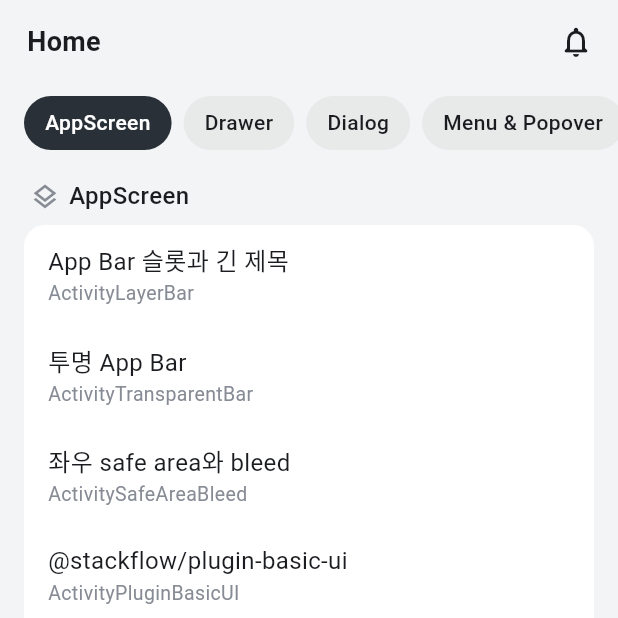
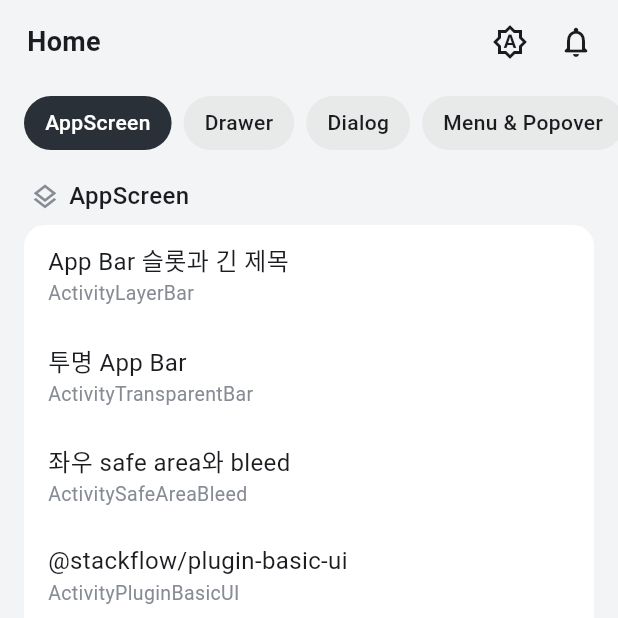
Before and after one commit to kjm0202/seed_design, a Flutter app: the screen it shows after launch, on a phone screen of 412 x 824 dp, the top half of it. Run offline on Flutter 3.47's test engine with Material 3 defaults, Android fonts, the light colour scheme and no system bars; our stand-ins replace material_ui, shared_preferences; missing offline and left inert: desktop_drop, file_selector; Roboto replaces fonts that are missing (WantedSans).

Commit message:
feat(example): add auto light dark theme menu

```diff
--- a/example/lib/stackflow_spa/stackflow_spa.dart
+++ b/example/lib/stackflow_spa/stackflow_spa.dart
@@ -1,4 +1,5 @@
 import 'package:flutter/material.dart' as flutter_material;
+import 'package:flutter/foundation.dart' show ValueListenable;
 import 'package:material_ui/material_ui.dart';
 import 'package:seed_design/seed_design.dart';
 
@@ -17,8 +18,25 @@ import 'demo_pages.dart';
 
 /// Standalone example of the React Stackflow SPA, using Flutter's Navigator
 /// to support named routes, push/replace/pop and the native back gesture.
-class StackflowSpaApp extends StatelessWidget {
+class StackflowSpaApp extends StatefulWidget {
   const StackflowSpaApp({super.key});
+
+  @override
+  State<StackflowSpaApp> createState() => _StackflowSpaAppState();
+}
+
+class _StackflowSpaAppState extends State<StackflowSpaApp> {
+  final ValueNotifier<ThemeMode> _themeMode = ValueNotifier(ThemeMode.system);
+
+  void _setThemeMode(ThemeMode mode) {
+    setState(() => _themeMode.value = mode);
+  }
+
+  @override
+  void dispose() {
+    _themeMode.dispose();
+    super.dispose();
+  }
 
   @override
   Widget build(BuildContext context) {
@@ -28,7 +46,7 @@ class StackflowSpaApp extends StatelessWidget {
       debugShowCheckedModeBanner: false,
       theme: SeedThemeData.light(fontFamily: 'WantedSans').toThemeData(),
       darkTheme: SeedThemeData.dark(fontFamily: 'WantedSans').toThemeData(),
-      themeMode: ThemeMode.system,
+      themeMode: _themeMode.value,
       builder: (context, child) => flutter_material.Localizations.override(
         context: context,
         delegates: const [
@@ -51,6 +69,8 @@ class StackflowSpaApp extends StatelessWidget {
         final page = _SpaActivityPage(
           activity: activity,
           arguments: settings.arguments,
+          themeMode: _themeMode,
+          onThemeModeChanged: _setThemeMode,
         );
         final requestedStyle = settings.arguments is Map
             ? (settings.arguments as Map)['transitionStyle']
@@ -117,10 +137,17 @@ class StackflowSpaApp extends StatelessWidget {
 }
 
 class _SpaActivityPage extends StatelessWidget {
-  const _SpaActivityPage({required this.activity, this.arguments});
+  const _SpaActivityPage({
+    required this.activity,
+    required this.themeMode,
+    required this.onThemeModeChanged,
+    this.arguments,
+  });
 
   final String activity;
   final Object? arguments;
+  final ValueListenable<ThemeMode> themeMode;
+  final ValueChanged<ThemeMode> onThemeModeChanged;
 
   @override
   Widget build(BuildContext context) {
@@ -151,6 +178,8 @@ class _SpaActivityPage extends StatelessWidget {
     if (activity == 'ActivityHome') {
       return _SpaHomePage(
         navigate: navigate,
+        themeMode: themeMode,
+        onThemeModeChanged: onThemeModeChanged,
         depth: Navigator.of(context).widget.observers
             .whereType<SpaGestureObserver>()
             .first
@@ -273,9 +302,16 @@ class _SpaActivityPage extends StatelessWidget {
 }
 
 class _SpaHomePage extends StatefulWidget {
-  const _SpaHomePage({required this.navigate, required this.depth});
+  const _SpaHomePage({
+    required this.navigate,
+    required this.themeMode,
+    required this.onThemeModeChanged,
+    required this.depth,
+  });
 
   final SpaNavigate navigate;
+  final ValueListenable<ThemeMode> themeMode;
+  final ValueChanged<ThemeMode> onThemeModeChanged;
   final int depth;
 
   @override
@@ -539,6 +575,51 @@ class _SpaHomePageState extends State<_SpaHomePage> {
               )
             : null,
         actions: [
+          ValueListenableBuilder<ThemeMode>(
+            valueListenable: widget.themeMode,
+            builder: (context, selectedMode, _) => SeedMenuTrigger(
+              align: SeedOverlayAlign.end,
+              triggerBuilder: (context, open, toggle) =>
+                  SeedTopNavigationIconButton(
+                    icon: Icon(switch (selectedMode) {
+                      ThemeMode.system => Icons.brightness_auto_outlined,
+                      ThemeMode.light => Icons.light_mode_outlined,
+                      ThemeMode.dark => Icons.dark_mode_outlined,
+                    }),
+                    semanticsLabel: switch (selectedMode) {
+                      ThemeMode.system => '테마 설정: 자동',
+                      ThemeMode.light => '테마 설정: 라이트',
+                      ThemeMode.dark => '테마 설정: 다크',
+                    },
+                    onPressed: toggle,
+                  ),
+              builder: (context) => SeedMenu(
+                groups: [
+                  SeedMenuGroupData(
+                    items: [
+                      for (final (mode, label, icon) in [
+                        (
+                          ThemeMode.system,
+                          '자동',
+                          Icons.brightness_auto_outlined,
+                        ),
+                        (ThemeMode.light, '라이트', Icons.light_mode_outlined),
+                        (ThemeMode.dark, '다크', Icons.dark_mode_outlined),
+                      ])
+                        SeedMenuItemData(
+                          label: label,
+                          prefixIcon: Icon(icon),
+                          suffixIcon: selectedMode == mode
+                              ? const Icon(Icons.check_rounded)
+                              : null,
+                          onTap: () => widget.onThemeModeChanged(mode),
+                        ),
+                    ],
+                  ),
+                ],
+              ),
+            ),
+          ),
           SeedTopNavigationIconButton(
             icon: const Icon(Icons.notifications_none_rounded),
             semanticsLabel: '알림',
```
Also changed, not shown: 1 other file.
